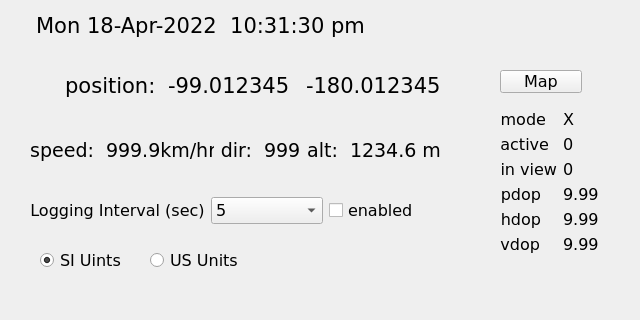
This is Qt/gps/BasicDisplay.ui in bradselb/examples as Qt 5 draws it before an edit. The edited form follows.
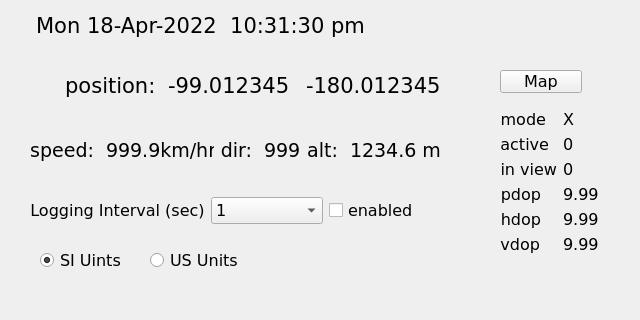
This is the edited form.

Commit message: decouple initial state of log interval from ui

Patch:
```diff
--- a/Qt/gps/BasicDisplay.ui
+++ b/Qt/gps/BasicDisplay.ui
@@ -351,7 +351,7 @@
        </font>
       </property>
       <property name="currentIndex">
-       <number>3</number>
+       <number>0</number>
       </property>
       <item>
        <property name="text">
```
The commit also changes 3 other files.
